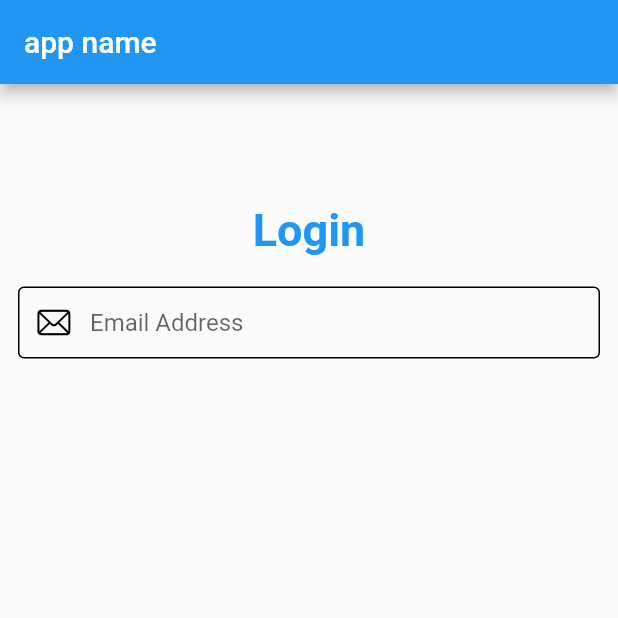
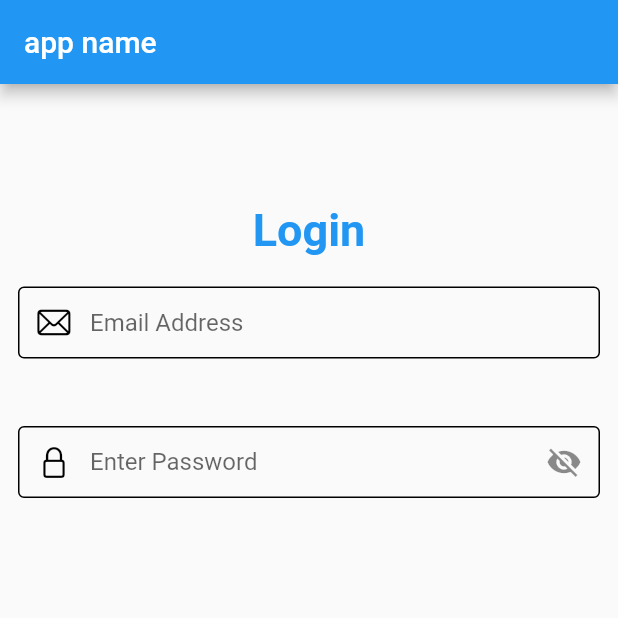
Before and after one commit to mahimafire1234/Kabadiwala, a Flutter app: the screen it shows after launch, on a phone screen of 412 x 824 dp, the top half of it. Run offline on Flutter 3.47's test engine with Material 2 defaults, Android fonts, the phone set to English and light mode, and no system bars.

Commit message:
adding visibility icons

```diff
--- a/lib/main.dart
+++ b/lib/main.dart
@@ -61,6 +61,23 @@ class _MainState extends State<Main> {
                     contentPadding: EdgeInsets.only(left: 80.0)),
               ),
             ),
+          ),
+          Padding(
+            padding: EdgeInsets.symmetric(horizontal: 12, vertical: 25),
+            child: Center(
+              child: TextField(
+                decoration: InputDecoration(
+                    enabledBorder: OutlineInputBorder(
+                        borderSide: BorderSide(color: Colors.black)),
+                    prefixIcon: Icon(
+                      CupertinoIcons.lock,
+                      color: Color(0xFF000000),
+                    ),
+                    suffixIcon: Icon(Icons.visibility_off),
+                    hintText: "Enter Password",
+                    contentPadding: EdgeInsets.only(left: 80.0)),
+              ),
+            ),
           )
         ],
       ),
```
